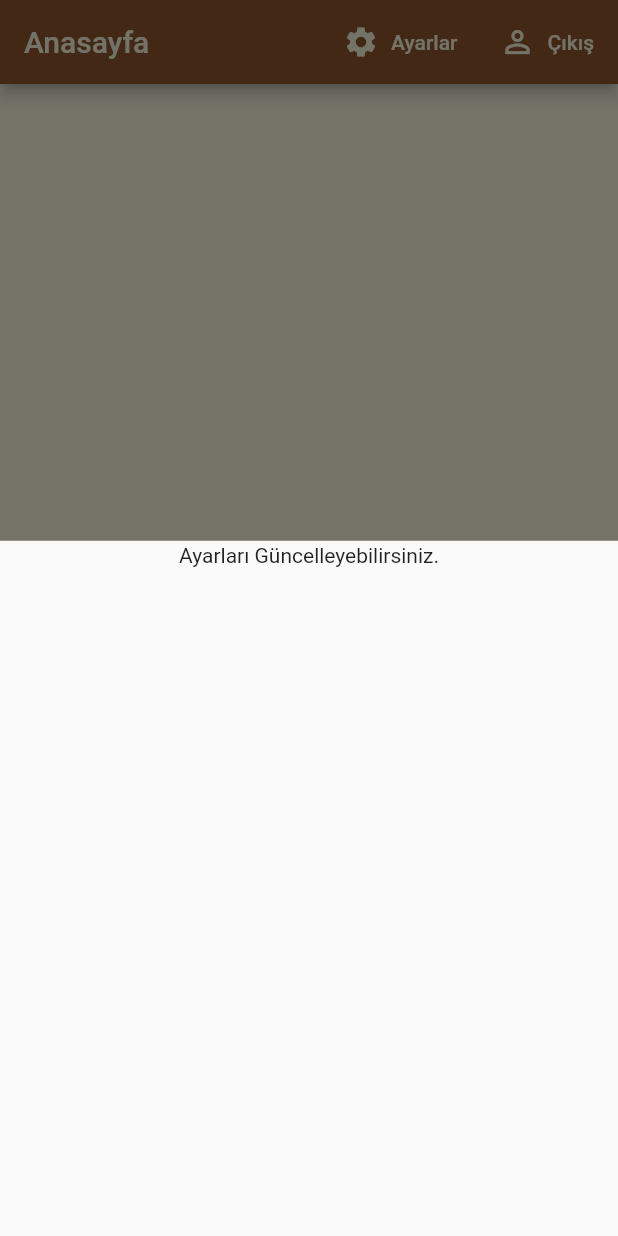
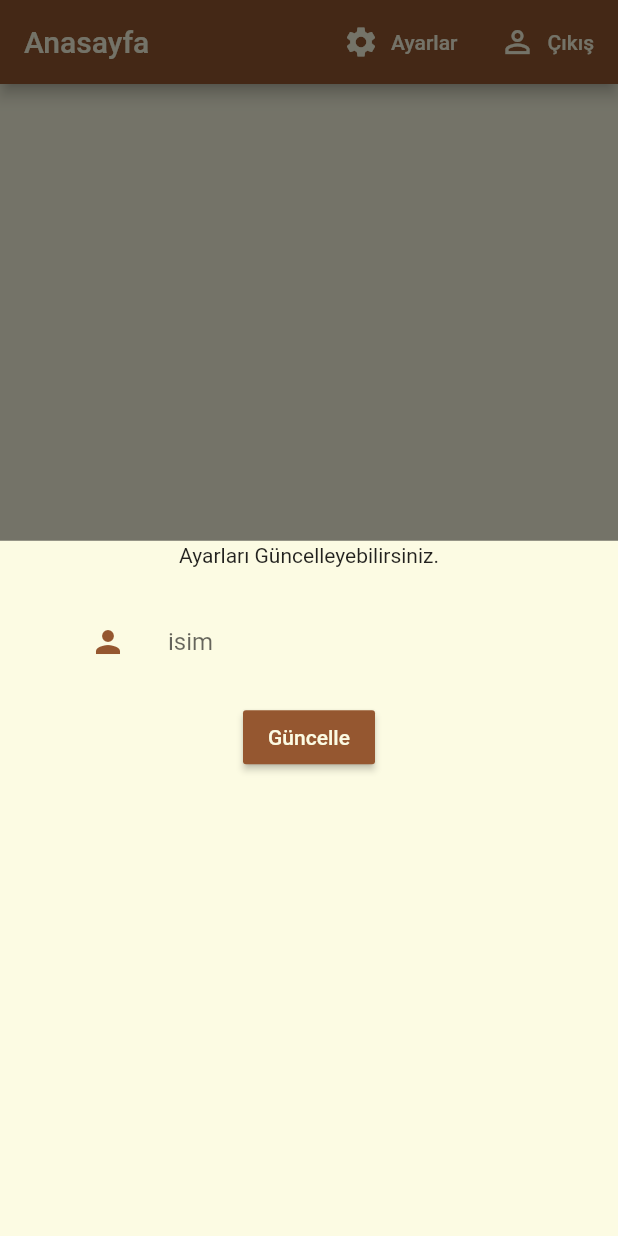
Before and after one commit to emralyilmaz/-training41KahveniSecApp2, a Flutter app: the screen it shows once a user with an empty profile is signed in, after a tap on "Ayarlar", on a phone screen of 412 x 824 dp. Run offline on Flutter 3.47's test engine with Material 2 defaults, Android fonts, the phone set to English and light mode, and no system bars; our stand-ins replace cloud_firestore, firebase_auth, firebase_core, flutter_spinkit; accounts and stored records are empty.

Commit message:
Form İçin TextField ve Buton Oluşturma

```diff
--- a/lib/screens/home/home.dart
+++ b/lib/screens/home/home.dart
@@ -20,6 +20,7 @@ class _HomeState extends State<Home> {
   Widget build(BuildContext context) {
     void ayarlarPaneliniGoster() {
       showModalBottomSheet(
+          backgroundColor: Color.fromRGBO(252, 251, 227, 1),
           context: context,
           builder: (context) {
             return Container(
--- a/lib/screens/home/settings_form.dart
+++ b/lib/screens/home/settings_form.dart
@@ -1,4 +1,5 @@
 import 'package:flutter/material.dart';
+import 'package:training41kahvenisecapp2/shared/contants.dart';
 
 class SettingForm extends StatefulWidget {
   @override
@@ -18,7 +19,30 @@ class _SettingFormState extends State<SettingForm> {
     return Form(
       key: _formKey,
       child: Column(
-        children: [Text("Ayarları Güncelleyebilirsiniz.")],
+        children: [
+          Text("Ayarları Güncelleyebilirsiniz."),
+          SizedBox(
+            height: 20.0,
+          ),
+          TextFormField(
+            decoration: inputDecoration.copyWith(
+              hintText: "isim",
+              icon: Icon(Icons.person, color: Color.fromRGBO(149, 87, 48, 1)),
+            ),
+            validator: (val) => val.isEmpty ? "Lütfen isim giriniz" : null,
+            onChanged: (val) => setState(() => currentIsim = val),
+          ),
+          SizedBox(
+            height: 10,
+          ),
+          RaisedButton(
+              color: Color.fromRGBO(149, 87, 48, 1),
+              child: Text("Güncelle",
+                  style: TextStyle(color: Color.fromRGBO(252, 251, 227, 1))),
+              onPressed: () async {
+                print(currentIsim);
+              })
+        ],
       ),
     );
   }
```
